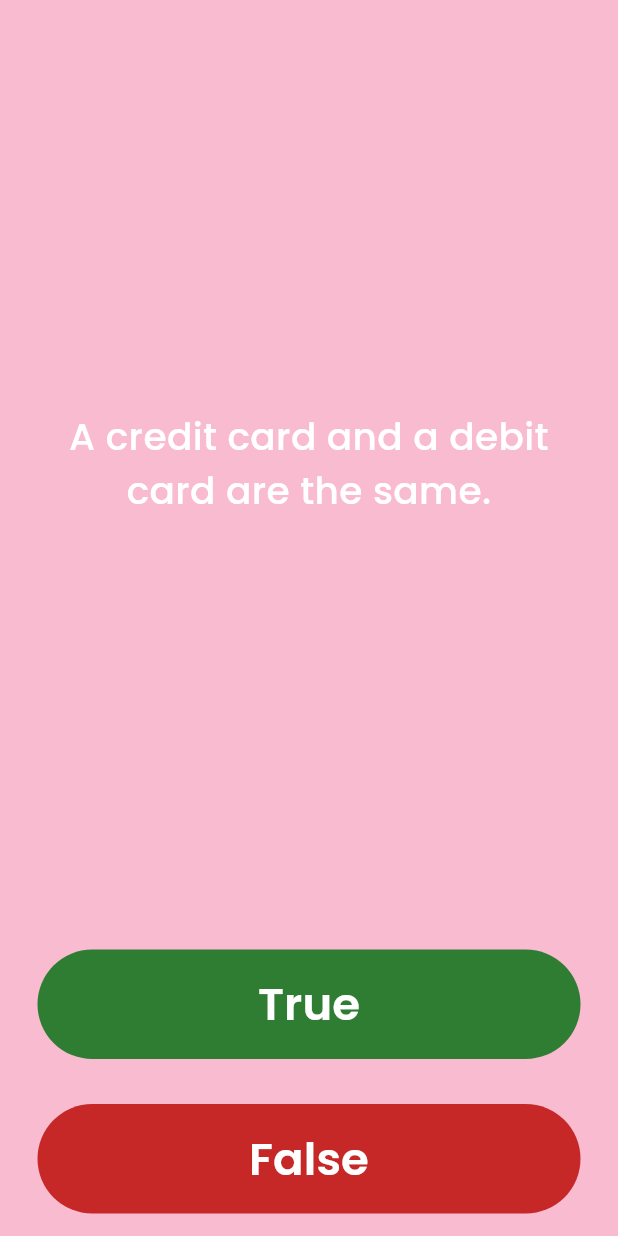
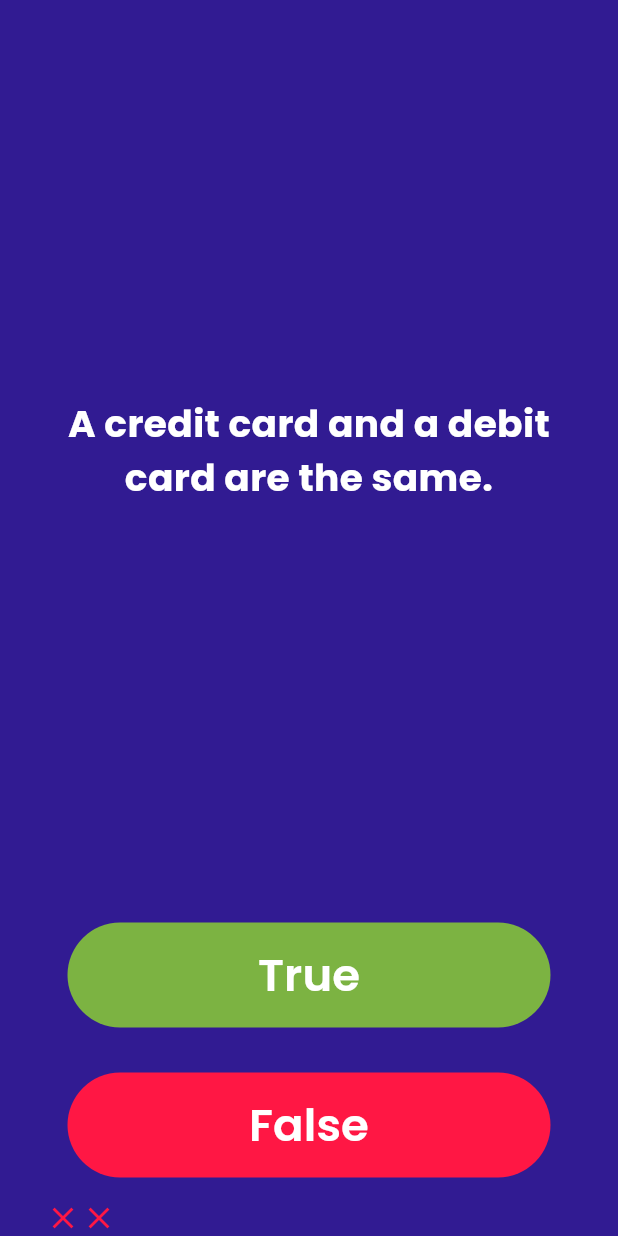
Before and after one commit to 201014002/quizzefy-application, a Flutter app: the screen it shows after launch, after a tap on "True", after a tap on "False", on a phone screen of 412 x 824 dp. Run offline on Flutter 3.47's test engine with Material 3 defaults, Android fonts, the phone set to English and light mode, and no system bars.

Commit message:
Edited commit

```diff
--- a/lib/main.dart
+++ b/lib/main.dart
@@ -1,6 +1,7 @@
 import 'package:flutter/material.dart';
-import 'package:quizzefy/questions.dart';
-
+import 'package:quizzefy/quiz_logic.dart';
+import'package:rflutter_alert/rflutter_alert.dart';
+QuizLogic quizLogic = QuizLogic();
 void main() {
   runApp(Quizzefy());
 }
@@ -9,11 +10,12 @@ class Quizzefy extends StatelessWidget {
   @override
   Widget build(BuildContext context) {
     return MaterialApp(
+      debugShowCheckedModeBanner: false,
       home: Scaffold(
-        backgroundColor: Colors.pink[100],
+        backgroundColor: Colors.deepPurple[900],
         body: SafeArea(
           child: Padding(
-            padding: EdgeInsets.symmetric(horizontal: 10.0),
+            padding: EdgeInsets.symmetric(horizontal: 30.0),
             child: QuizPaage(),
           ),
         ),
@@ -29,12 +31,40 @@ class QuizPaage extends StatefulWidget {
 
 class _QuizPaageState extends State<QuizPaage> {
   List<Icon> scoreKeeper = [];
-  int questionNumber=0;
-  List<Questions> questionSets = [
-    Questions(q: 'All introverts are shy and socially anxious.', a: false),
-    Questions(q: 'Peanuts are not nuts!', a: true),
-    Questions(q: 'A credit card and a debit card are the same.', a: false)
-  ];
+  void checkAnswer(bool userChosedAnswer) {
+    bool rightAnswer = quizLogic.getRightAnswer(1);
+    setState(() {
+      if(quizLogic.isCompleted()==true){
+        Alert(
+          context: context,
+          title: 'Quiz is Finished!',
+          desc: 'You\'ve reached at the end of this quiz.',
+        ).show();
+        //Reset the _questionNmuber
+        quizLogic.reset();
+        //Make the scoreKeeper empty
+        scoreKeeper = [];
+      }else {
+        if (userChosedAnswer == rightAnswer) {
+          scoreKeeper.add(
+            Icon(
+              Icons.check,
+              color: Colors.lightGreen[600],
+            ),
+          );
+        } else {
+          scoreKeeper.add(
+            Icon(
+              Icons.close,
+              color: Colors.redAccent[400],
+            ),
+          );
+        }
+        quizLogic.nextQuestion();
+      }
+    });
+  }
+
   @override
   Widget build(BuildContext context) {
     return Column(
@@ -47,12 +77,12 @@ class _QuizPaageState extends State<QuizPaage> {
             padding: EdgeInsets.all(10.0),
             child: Center(
               child: Text(
-                questionSets[questionNumber].questionsText,
+                quizLogic.getQuestionText(1),
                 textAlign: TextAlign.center,
                 style: TextStyle(
                   fontSize: 25.0,
                   color: Colors.white,
-                  fontWeight: FontWeight.w500,
+                  fontWeight: FontWeight.w700,
                   fontFamily: 'Poppins',
                 ),
               ),
@@ -64,19 +94,11 @@ class _QuizPaageState extends State<QuizPaage> {
               padding: EdgeInsets.all(15.0),
               child: TextButton(
                 style: TextButton.styleFrom(
-                  backgroundColor: Colors.green[800],
+                  backgroundColor: Colors.lightGreen[600],
                 ),
                 onPressed: () {
                   //the user picked true
-                  bool rightAnswer = questionSets[questionNumber].questionsAnswers;
-                  if (rightAnswer == true) {
-                    print('User answered the question right');
-                  } else {
-                    print('User answered the question wrong');
-                  }
-                  setState(() {
-                    questionNumber++;
-                  });
+                  checkAnswer(true);
                 },
                 child: Text(
                   'True',
@@ -93,19 +115,11 @@ class _QuizPaageState extends State<QuizPaage> {
               padding: EdgeInsets.all(15.0),
               child: TextButton(
                 style: TextButton.styleFrom(
-                  backgroundColor: Colors.red[800],
+                  backgroundColor: Colors.redAccent[400],
                 ),
                 onPressed: () {
                   //the user picked false
-                  bool rightAnswer = questionSets[questionNumber].questionsAnswers;
-                  if (rightAnswer == false) {
-                    print('User answered the question wrong');
-                  } else {
-                    print('User answered the question right');
-                  }
-                  setState(() {
-                    questionNumber++;
-                  });
+                  checkAnswer(false);
                 },
                 child: Text(
                   'False',
--- a/lib/questions.dart
+++ b/lib/questions.dart
@@ -1,10 +1,9 @@
 import 'package:quizzefy/main.dart';
+import 'package:quizzefy/quiz_logic.dart';
 
 class Questions{
-  late String questionsText;
-  late bool questionsAnswers;
-  Questions({String q='Welcome',bool a=true}){
-    questionsText=q;
-    questionsAnswers=a;
-  }
+   String questionsText;
+   bool questionsAnswers;
+   Questions(this.questionsText,this.questionsAnswers);
+
 }
--- /dev/null
+++ b/lib/quiz_logic.dart
@@ -0,0 +1,50 @@
+import 'package:quizzefy/questions.dart';
+
+int _questionNumber = 0;
+
+class QuizLogic {
+  List<Questions> _questionSets = [
+    Questions( 'All introverts are shy and socially anxious.',false),
+    Questions( 'Peanuts are not nuts!',true),
+    Questions( 'A credit card and a debit card are the same.',false),
+    Questions('SizedBox is a widget that allows us to have a specified height or width between two related widgets.',
+        true),
+    Questions( 'Google started developing Flutter back in 2015.',true),
+    Questions('Flutter programs aren\'t written in Google\'s own Dart programming language.',false),
+    Questions('Keys are used in Flutter to uniquely identify widgets, elements, and SemanticsNodes.',true),
+    Questions('Firebase database allows for access to a cloud-based database provider for Flutter applications.',
+        true),
+    Questions('There are three types of widgets available to developers in Flutter.',false),
+    Questions('An experienced Flutter developer doesn\'t need to know platform native languages or tools to build apps.', false),
+    Questions('In Canada dart language is very popular.',false),
+    Questions('Due to iOS restrictions on dynamic code execution Flutter apps must use AOT compilation on the iOS platform.', true),
+    Questions('File pubspec.yaml lives at the base of a Flutter project and provides the necessary configuration and setup to build Flutter apps.',true),
+  ];
+  void nextQuestion() {
+    if (_questionNumber < _questionSets.length - 1) {
+      _questionNumber++;
+    }
+  }
+
+  String getQuestionText(int questionNumber) {
+    return _questionSets[_questionNumber].questionsText;
+  }
+
+  bool getRightAnswer(int questionNumber) {
+    return _questionSets[_questionNumber].questionsAnswers;
+  }
+
+  bool isCompleted() {
+    if (_questionNumber >= _questionSets.length - 1) {
+      // A print statement to check that isCompleted is returning true when user is at the end of the quiz and a restart must happen.
+      print('Returns true');
+      return true;
+    } else {
+      return false;
+    }
+  }
+  // reset() method here that sets the questionNumber back to 0.
+  void reset() {
+    _questionNumber = 0;
+  }
+}
--- a/pubspec.yaml
+++ b/pubspec.yaml
@@ -35,6 +35,7 @@ dependencies:
   # The following adds the Cupertino Icons font to your application.
   # Use with the CupertinoIcons class for iOS style icons.
   cupertino_icons: ^1.0.2
+  rflutter_alert: ^2.0.7
 
 dev_dependencies:
   flutter_test:
```
